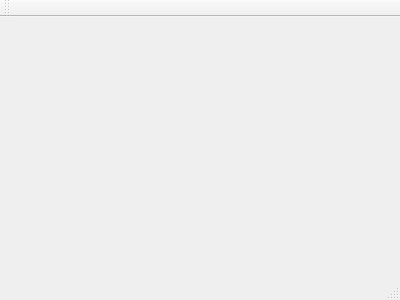
Before: the Qt Designer form mainwindow.ui in TaronovRmn/TestWorkHashF, drawn with Qt 5.
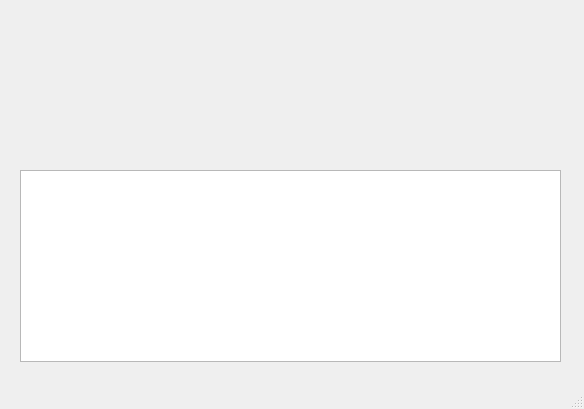
After: the same form once the commit is applied.

```diff
--- a/mainwindow.ui
+++ b/mainwindow.ui
@@ -1,24 +1,52 @@
 <ui version="4.0">
  <class>MainWindow</class>
- <widget class="QMainWindow" name="MainWindow" >
-  <property name="geometry" >
+ <widget class="QMainWindow" name="MainWindow">
+  <property name="geometry">
    <rect>
     <x>0</x>
     <y>0</y>
-    <width>400</width>
-    <height>300</height>
+    <width>584</width>
+    <height>409</height>
    </rect>
   </property>
   <property name="windowTitle" >
    <string>MainWindow</string>
   </property>
-  <widget class="QMenuBar" name="menuBar" />
-  <widget class="QToolBar" name="mainToolBar" />
-  <widget class="QWidget" name="centralWidget" />
-  <widget class="QStatusBar" name="statusBar" />
+  <widget class="QWidget" name="centralWidget">
+   <widget class="QWidget" name="widget" native="true">
+    <property name="geometry">
+     <rect>
+      <x>20</x>
+      <y>20</y>
+      <width>541</width>
+      <height>131</height>
+     </rect>
+    </property>
+   </widget>
+   <widget class="QListWidget" name="listWidget">
+    <property name="geometry">
+     <rect>
+      <x>20</x>
+      <y>170</y>
+      <width>541</width>
+      <height>192</height>
+     </rect>
+    </property>
+   </widget>
+  </widget>
+  <widget class="QMenuBar" name="menuBar">
+   <property name="geometry">
+    <rect>
+     <x>0</x>
+     <y>0</y>
+     <width>584</width>
+     <height>21</height>
+    </rect>
+   </property>
+  </widget>
+  <widget class="QStatusBar" name="statusBar"/>
  </widget>
- <layoutDefault spacing="6" margin="11" />
- <pixmapfunction></pixmapfunction>
+ <layoutdefault spacing="6" margin="11"/>
  <resources/>
  <connections/>
 </ui>
```
Left out of the diff: 3 changed lines with no effect on the pictures.
